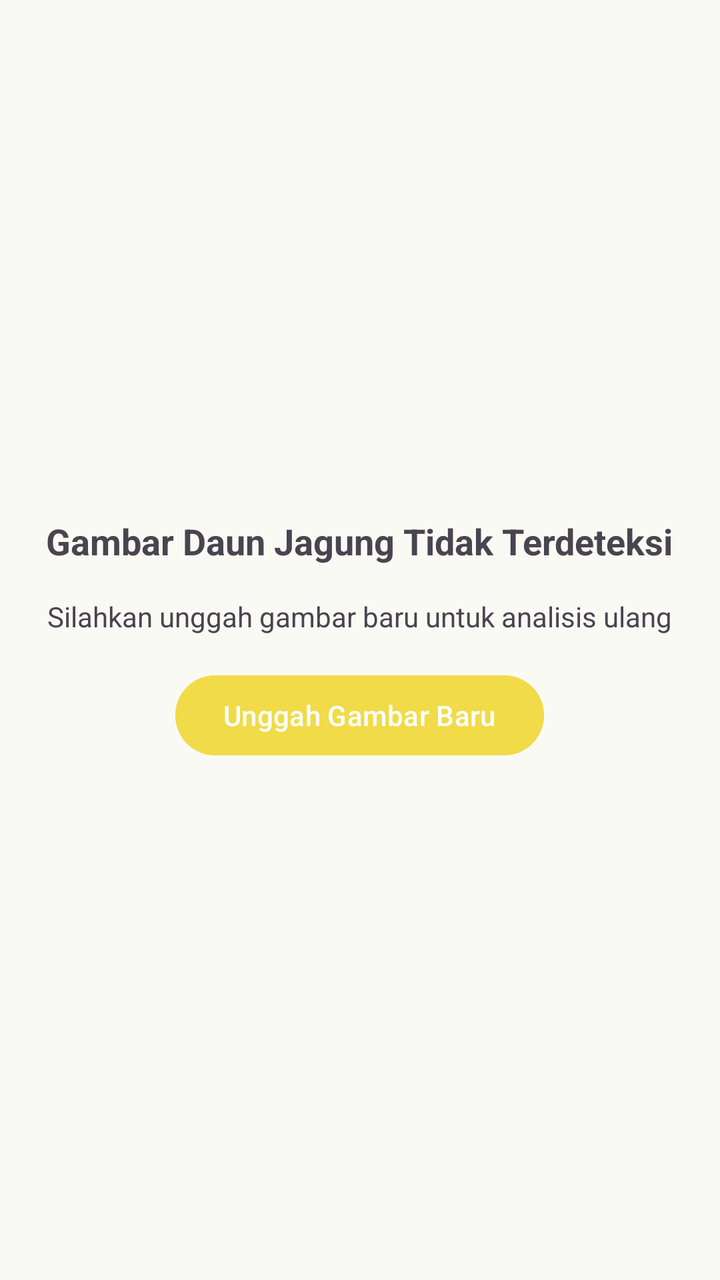
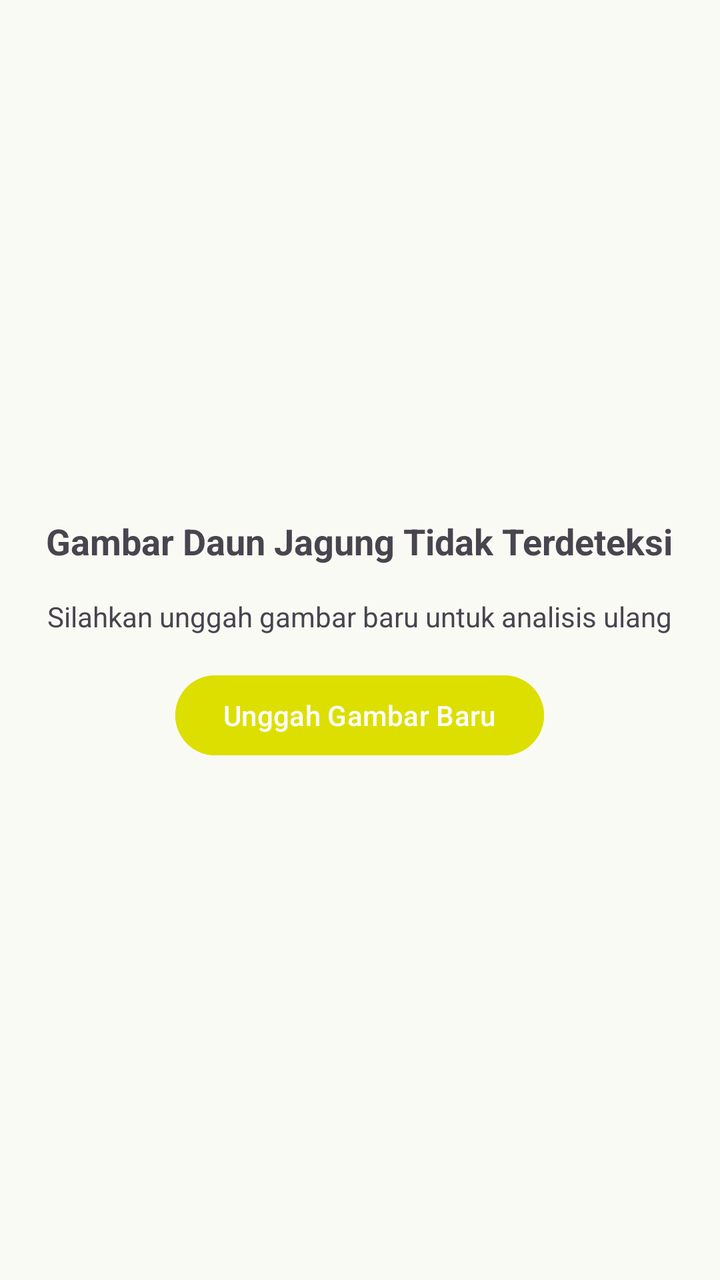

An Android layout rendered at two revisions. The XML below is the earlier revision; the diff shows what the commit changed to produce the second picture.
<!-- AndroidManifest.xml: application theme Theme.MaizeLeaf -->
<!-- res/layout/dialog_low_detection.xml -->
<?xml version="1.0" encoding="utf-8"?>
<LinearLayout xmlns:android="http://schemas.android.com/apk/res/android"
    android:layout_width="match_parent"
    android:layout_height="wrap_content"
    android:gravity="center"
    android:orientation="vertical"
    android:padding="16dp">

    <TextView
        android:id="@+id/dialog_low_confidence_title"
        android:layout_width="wrap_content"
        android:layout_height="wrap_content"
        android:layout_marginBottom="16dp"
        android:gravity="center"
        android:text="@string/tidak_terdeteksi"
        android:textSize="18sp"
        android:textStyle="bold" />

    <TextView
        android:id="@+id/dialog_low_confidence_message"
        android:layout_width="wrap_content"
        android:layout_height="wrap_content"
        android:layout_marginBottom="16dp"
        android:gravity="center"
        android:text="@string/analisis_ulang"
        android:textSize="14sp" />

    <Button
        android:id="@+id/dialog_try_again_button"
        android:layout_width="wrap_content"
        android:layout_height="wrap_content"
        android:backgroundTint="@color/yellow"
        android:text="@string/unggah_gambar_baru"
        android:textColor="@android:color/white" />
</LinearLayout>
<!-- resources referenced by this layout -->
<resources>
  <color name="yellow">#F1DB48</color>
  <string name="analisis_ulang">Silahkan unggah gambar baru untuk analisis ulang</string>
  <string name="tidak_terdeteksi">Gambar Daun Jagung Tidak Terdeteksi</string>
  <string name="unggah_gambar_baru">Unggah Gambar Baru</string>
  <style name="Theme.MaizeLeaf" parent="Theme.MaterialComponents.DayNight">
          
          <item name="colorPrimary">@color/yellow</item>
          <item name="colorPrimaryVariant">#D6C761</item>
          <item name="colorOnPrimary">@color/white</item>
          
          <item name="android:statusBarColor">?attr/colorPrimaryVariant</item>
          
          
          <item name="colorSecondary">#4CAF50</item>
          <item name="colorSecondaryVariant">#388E3C</item>
          <item name="colorOnSecondary">@color/white</item>
  
          
          <item name="android:colorBackground">#FAFAF5</item>
          <item name="colorSurface">#FFFFFF</item>
          <item name="colorOnBackground">#1F1F1F</item>
          <item name="colorOnSurface">#1B1B1B</item>
  
          
          <item name="colorError">#B00020</item>
          <item name="colorOnError">@color/white</item>
  
          
          <item name="android:textColorPrimary">#1B1B1B</item>
          <item name="android:textColorSecondary">#5C5C5C</item>
  
      </style>
  <color name="white">#FFFFFFFF</color>
</resources>

<!-- the commit's change to res/layout/dialog_low_detection.xml (unified diff, before → after) -->
@@ -29,7 +29,7 @@
         android:id="@+id/dialog_try_again_button"
         android:layout_width="wrap_content"
         android:layout_height="wrap_content"
-        android:backgroundTint="@color/yellow"
+        android:backgroundTint="?attr/colorPrimary"
         android:text="@string/unggah_gambar_baru"
         android:textColor="@android:color/white" />
 </LinearLayout>
<!-- resource entries referenced after the edit -->
@@ -1,35 +1,15 @@
 <!-- resources referenced by this layout -->
 <resources>
-  <color name="yellow">#F1DB48</color>
   <string name="analisis_ulang">Silahkan unggah gambar baru untuk analisis ulang</string>
   <string name="tidak_terdeteksi">Gambar Daun Jagung Tidak Terdeteksi</string>
   <string name="unggah_gambar_baru">Unggah Gambar Baru</string>
-  <style name="Theme.MaizeLeaf" parent="Theme.MaterialComponents.DayNight">
+  <style name="Theme.MaizeLeaf" parent="Theme.MaterialComponents.DayNight.NoActionBar">
           
-          <item name="colorPrimary">@color/yellow</item>
+          <item name="colorPrimary">#dddf00</item>
           <item name="colorPrimaryVariant">#D6C761</item>
           <item name="colorOnPrimary">@color/white</item>
-          
-          <item name="android:statusBarColor">?attr/colorPrimaryVariant</item>
-          
-          
-          <item name="colorSecondary">#4CAF50</item>
-          <item name="colorSecondaryVariant">#388E3C</item>
-          <item name="colorOnSecondary">@color/white</item>
   
-          
-          <item name="android:colorBackground">#FAFAF5</item>
-          <item name="colorSurface">#FFFFFF</item>
-          <item name="colorOnBackground">#1F1F1F</item>
-          <item name="colorOnSurface">#1B1B1B</item>
   
-          
-          <item name="colorError">#B00020</item>
-          <item name="colorOnError">@color/white</item>
-  
-          
-          <item name="android:textColorPrimary">#1B1B1B</item>
-          <item name="android:textColorSecondary">#5C5C5C</item>
   
       </style>
   <color name="white">#FFFFFFFF</color>
